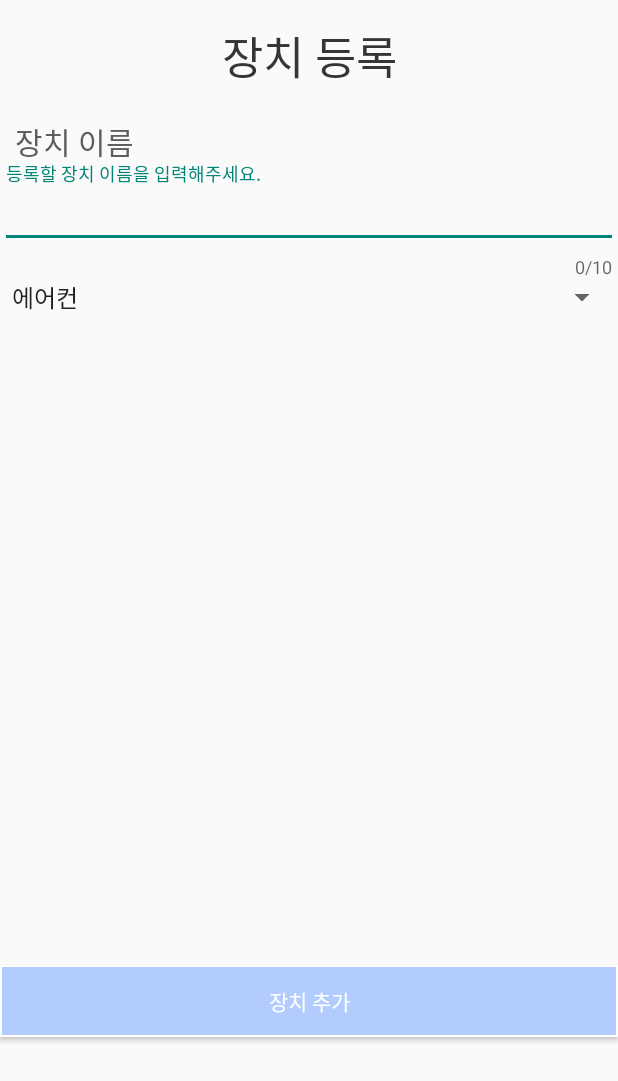
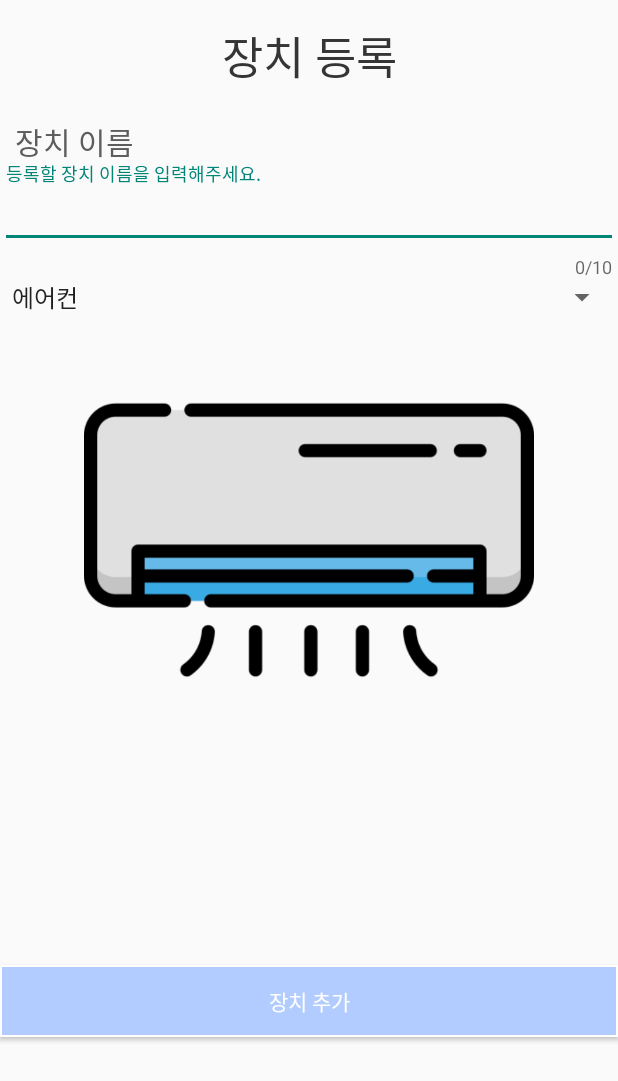
Before and after one commit to junhyung0927/oneM2M-MVP-Pattern, an Android app: the ContainerRegisterActivity screen opened directly, with no data from a screen before it, on a phone screen of 412 x 824 dp. Shown: the top 1081 px of the screen. Run offline under Robolectric (Android 15) with nearby library versions, the phone set to English and light mode, and no system bars; network calls fail.

Commit message:
ContainerRegisterActivity     - spinnerItemSelected 메서드 생성
Resolves: None
See also: None

```diff
--- a/app/src/main/java/com/example/onem2m_inae_mvp/view/register/ContainerRegisterActivity.kt
+++ b/app/src/main/java/com/example/onem2m_inae_mvp/view/register/ContainerRegisterActivity.kt
@@ -5,6 +5,8 @@ import android.os.PersistableBundle
 import android.text.Editable
 import android.text.TextWatcher
 import android.view.LayoutInflater
+import android.view.View
+import android.widget.AdapterView
 import android.widget.ArrayAdapter
 import android.widget.TextView
 import androidx.activity.result.contract.ActivityResultContract
@@ -12,9 +14,11 @@ import com.example.onem2m_in_ae.model.ContainerType
 import com.example.onem2m_inae_mvp.R
 import com.example.onem2m_inae_mvp.base.BaseActivity
 import com.example.onem2m_inae_mvp.databinding.ActivityContainerRegisterBinding
+import com.example.onem2m_inae_mvp.util.setContainerImageId
 import com.example.onem2m_inae_mvp.view.main.INAEContract
 import org.koin.android.ext.android.inject
 import org.koin.core.parameter.parametersOf
+import java.text.FieldPosition
 
 class ContainerRegisterActivity() : BaseActivity<ActivityContainerRegisterBinding>(),
     ContainerRegisterContract.View {
@@ -40,6 +44,7 @@ class ContainerRegisterActivity() : BaseActivity<ActivityContainerRegisterBindin
 
         addTextChange()
         spinnerCreateFromResource()
+        spinnerItemSelected()
     }
 
     private fun addTextChange() {
@@ -71,4 +76,20 @@ class ContainerRegisterActivity() : BaseActivity<ActivityContainerRegisterBindin
         }
     }
 
+    private fun spinnerItemSelected() {
+        binding.apply {
+            spinnerContainerImageSelectRegisterActivity.onItemSelectedListener =
+                object: AdapterView.OnItemSelectedListener, AdapterView.OnItemClickListener {
+                    override fun onItemSelected(p0: AdapterView<*>?, p1: View?, position: Int, id: Long) {
+                        imageViewContainerImageRegisterActivity.setImageResource(containerType.get(position).resId)
+                    }
+
+                    override fun onNothingSelected(p0: AdapterView<*>?) { }
+
+                    override fun onItemClick(p0: AdapterView<*>?, p1: View?, p2: Int, p3: Long) { }
+
+                }
+        }
+    }
+
 }
--- a/app/src/main/res/layout/activity_container_register.xml
+++ b/app/src/main/res/layout/activity_container_register.xml
@@ -2,7 +2,6 @@
 <androidx.constraintlayout.widget.ConstraintLayout
     xmlns:android="http://schemas.android.com/apk/res/android"
     xmlns:app="http://schemas.android.com/apk/res-auto"
-    xmlns:bind="http://schemas.android.com/tools"
     xmlns:tools="http://schemas.android.com/tools"
     android:layout_width="match_parent"
     android:layout_height="match_parent">
@@ -66,8 +65,7 @@
         android:id="@+id/imageView_ContainerImage_Register_Activity"
         android:layout_width="300dp"
         android:layout_height="300dp"
-        bind:containerImageSelectedId="@{containerImage}"
-
+        android:src="@drawable/airconditioner"
         app:layout_constraintTop_toBottomOf="@id/spinner_ContainerImageSelect_Register_Activity"
         app:layout_constraintEnd_toEndOf="parent"
         app:layout_constraintStart_toStartOf="parent"
```
